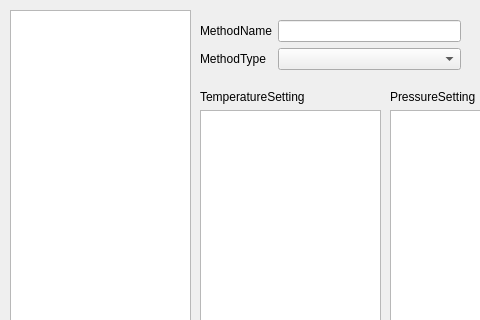
Before: the Qt Designer form methoddialog.ui in zjw939057120/qt, drawn with Qt 5; both pictures show x 0 to 480 and y 0 to 320 of the 800 by 600 pixel window.
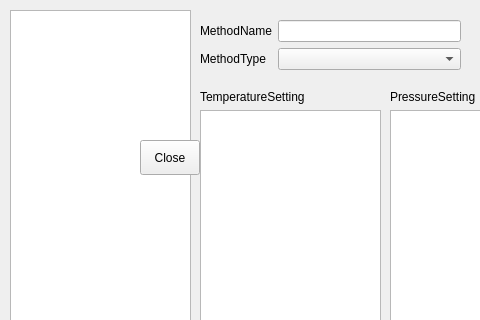
After: the same form once the commit is applied.

```diff
--- a/methoddialog.ui
+++ b/methoddialog.ui
@@ -268,6 +268,19 @@
     <string>Save</string>
    </property>
   </widget>
+  <widget class="QPushButton" name="pushButton_Close">
+   <property name="geometry">
+    <rect>
+     <x>140</x>
+     <y>140</y>
+     <width>60</width>
+     <height>35</height>
+    </rect>
+   </property>
+   <property name="text">
+    <string>Close</string>
+   </property>
+  </widget>
  </widget>
  <resources/>
  <connections/>
```
